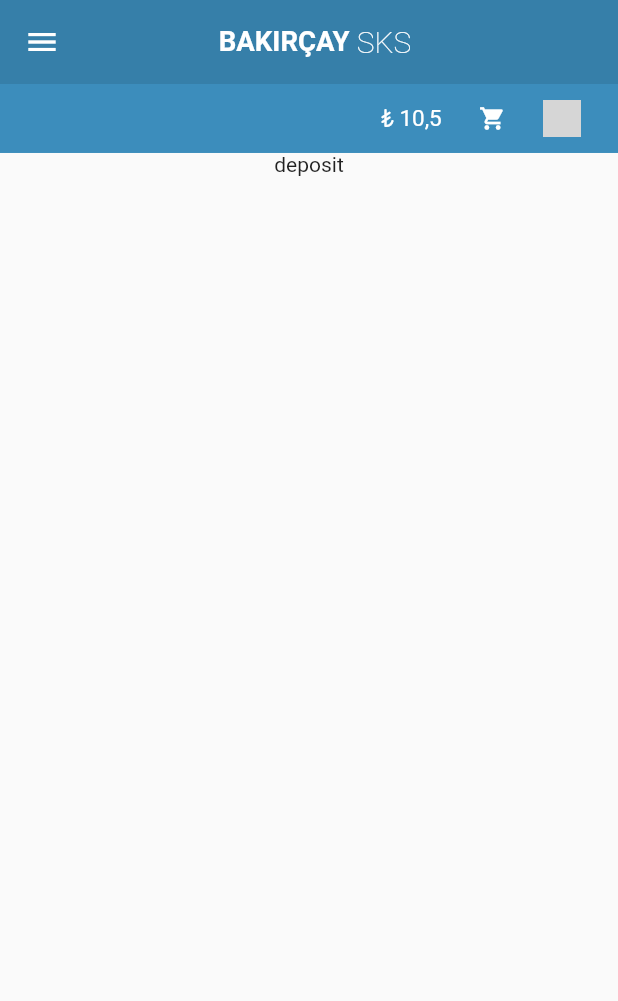
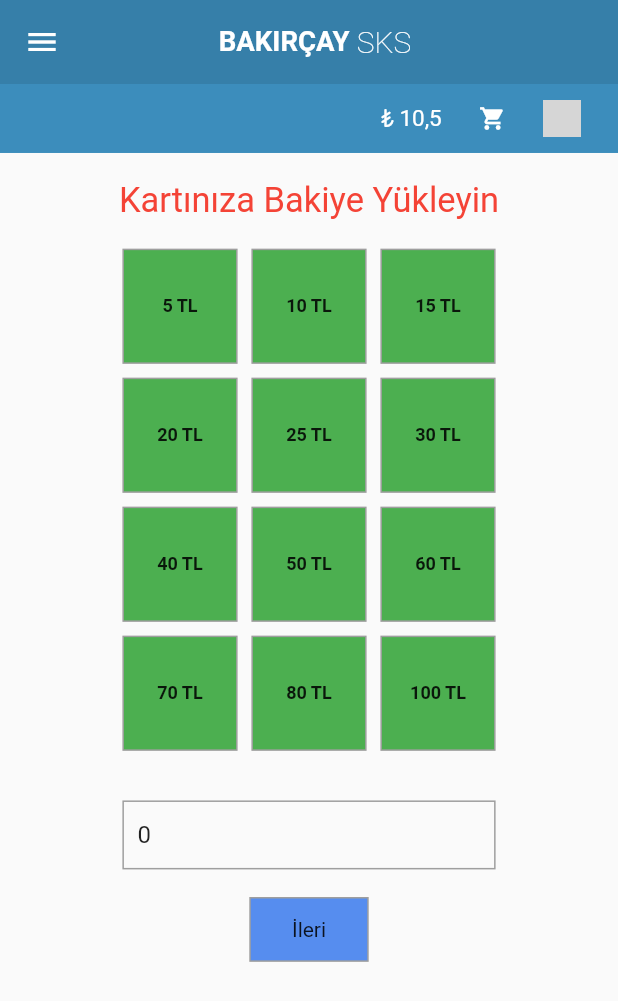
Before and after one commit to borakorpee/BIL361, a Flutter app: the DepositScreen screen opened by its route, on a phone screen of 412 x 824 dp. Shown: the top 1001 px of the screen. Run offline on Flutter 3.47's test engine with Material 2 defaults, Android fonts, the phone set to English and light mode, and no system bars; our stand-ins replace flutter_screenutil; network calls fail; grey boxes are pictures that could not be loaded.

Commit message:
deposit screen ui

```diff
--- a/lib/screens/deposit/deposit_page.dart
+++ b/lib/screens/deposit/deposit_page.dart
@@ -4,12 +4,26 @@ import 'package:flutter_screenutil/flutter_screenutil.dart';
 import '../../components/appHeader.dart';
 import '../../components/customDrawer.dart';
 
-class DepositScreen extends StatelessWidget {
+class DepositScreen extends StatefulWidget {
   static const routeName = "/deposit";
   const DepositScreen({super.key});
 
   @override
+  State<DepositScreen> createState() => _DepositScreenState();
+}
+
+class _DepositScreenState extends State<DepositScreen> {
+  int deposit = 0;
+  void handleClick(int tutar) {
+    setState(() {
+      deposit = tutar;
+    });
+  }
+
+  @override
   Widget build(BuildContext context) {
+    TextEditingController depositController =
+        TextEditingController(text: deposit.toString());
     return Scaffold(
       drawer: const CustomDrawer(),
       appBar: AppBar(
@@ -39,10 +53,79 @@ class DepositScreen extends StatelessWidget {
           ],
         ),
       ),
-      body: Column(children: const [
-        Header(),
-        Text("deposit"),
-      ]),
+      body: Column(
+        children: [
+          const Header(),
+          SizedBox(height: 20.h),
+          Text(
+            "Kartınıza Bakiye Yükleyin",
+            style: TextStyle(color: Colors.red, fontSize: 25.sp),
+          ),
+          SizedBox(height: 20.h),
+          SizedBox(
+            width: 250.w,
+            height: 400.h,
+            child: GridView.builder(
+              gridDelegate: SliverGridDelegateWithFixedCrossAxisCount(
+                mainAxisSpacing: 10.r,
+                crossAxisSpacing: 10.r,
+                crossAxisCount: 3,
+              ),
+              itemCount: fiyat.length,
+              itemBuilder: (BuildContext context, int index) {
+                return GestureDetector(
+                  onTap: () => handleClick(fiyat[index]),
+                  child: Container(
+                      decoration: BoxDecoration(
+                        border: Border.all(color: Colors.grey),
+                        color: const Color(0xff4CAF50),
+                      ),
+                      child: Center(
+                          child: Text(
+                        "${fiyat[index]} TL",
+                        style: const TextStyle(
+                            fontSize: 12, fontWeight: FontWeight.bold),
+                      ))),
+                );
+              },
+            ),
+          ),
+          SizedBox(
+            width: 250.w,
+            height: 50.h,
+            child: TextFormField(
+              controller: depositController,
+              decoration: InputDecoration(
+                contentPadding: const EdgeInsets.only(top: 0, left: 10),
+                enabledBorder: OutlineInputBorder(
+                  borderRadius: BorderRadius.circular(0),
+                  borderSide: const BorderSide(
+                    color: Colors.grey,
+                  ),
+                ),
+                focusedBorder: OutlineInputBorder(
+                  borderRadius: BorderRadius.circular(0),
+                  borderSide: const BorderSide(
+                    color: Colors.grey,
+                  ),
+                ),
+                border: InputBorder.none,
+              ),
+            ),
+          ),
+          SizedBox(height: 20.h),
+          Container(
+            width: 80.w,
+            height: 47.h,
+            decoration: BoxDecoration(
+                color: const Color(0xff568def),
+                border: Border.all(color: Colors.grey)),
+            child: const Center(child: Text("İleri")),
+          ),
+        ],
+      ),
     );
   }
 }
+
+List<int> fiyat = [5, 10, 15, 20, 25, 30, 40, 50, 60, 70, 80, 100];
--- a/lib/screens/home/home_page.dart
+++ b/lib/screens/home/home_page.dart
@@ -1,4 +1,3 @@
-import 'package:flutter/gestures.dart';
 import 'package:flutter/material.dart';
 import 'package:flutter_screenutil/flutter_screenutil.dart';
 import '../../components/appHeader.dart';
```
